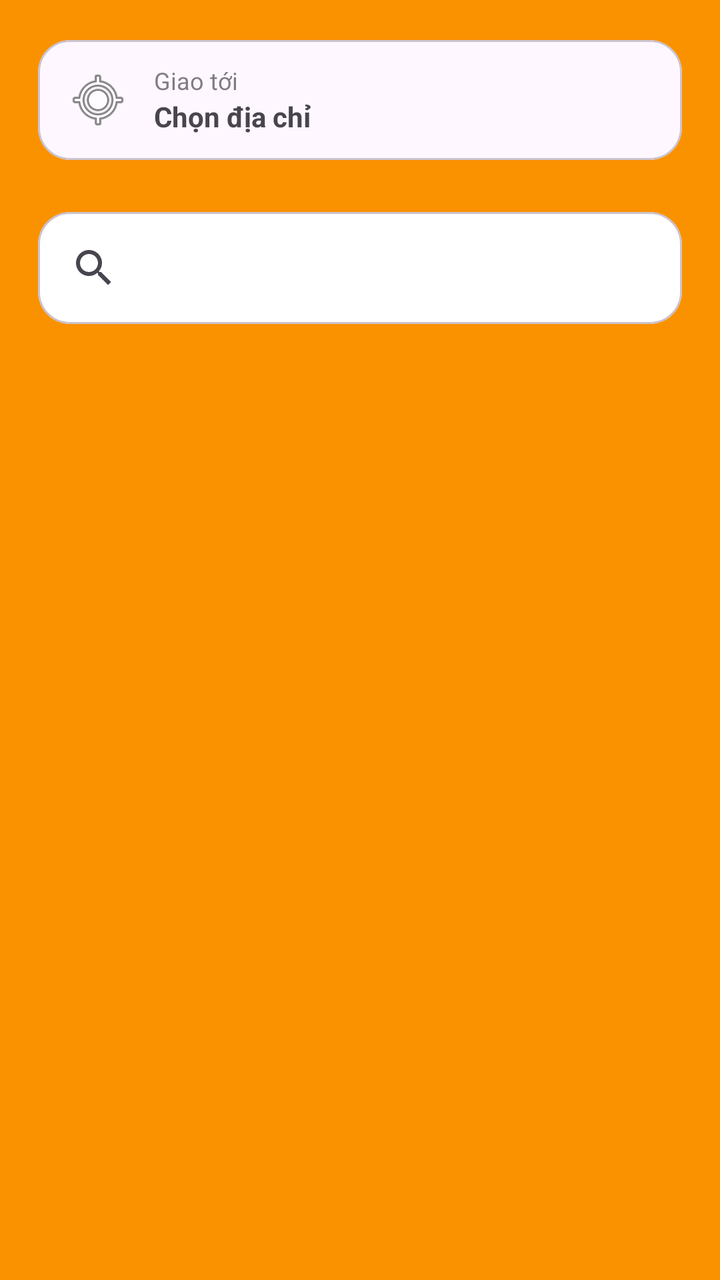
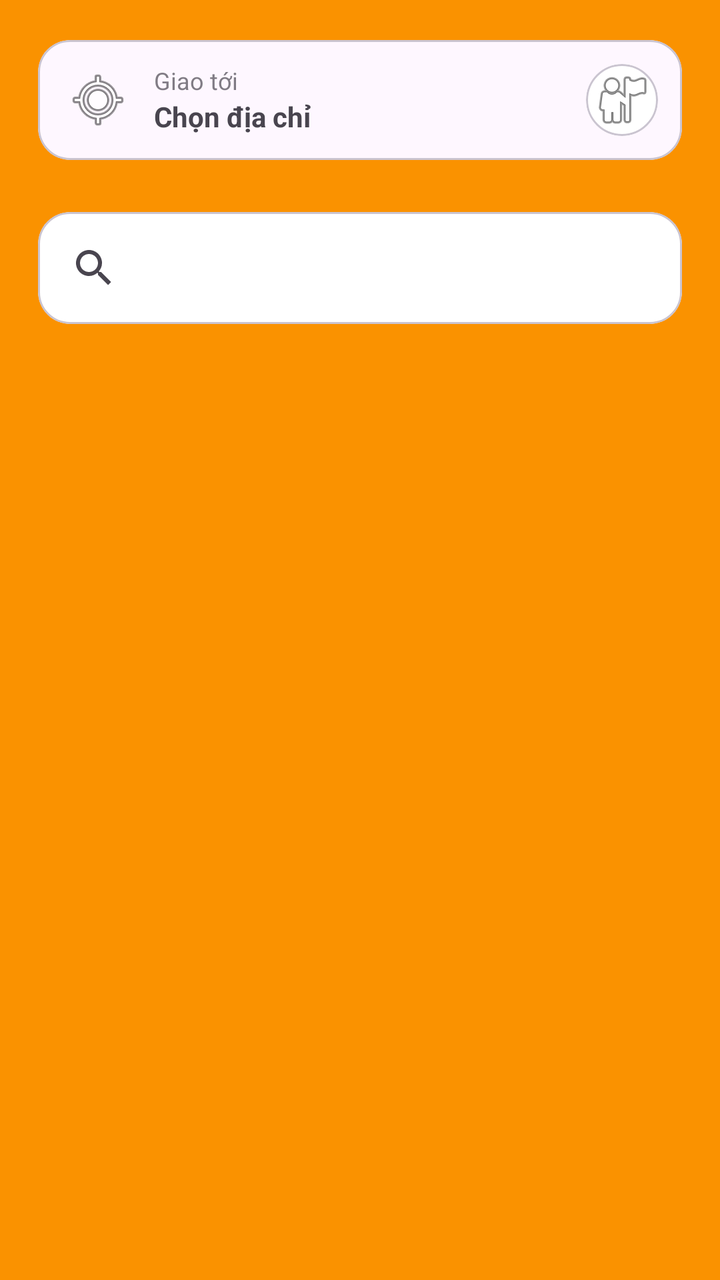

Compare the two renders of this Android layout. The source of the first and the diff that turns it into the second are given below.
<!-- AndroidManifest.xml: application theme Theme.Doanck -->
<!-- res/layout/fragment_home.xml -->
<?xml version="1.0" encoding="utf-8"?>
<androidx.constraintlayout.widget.ConstraintLayout
    xmlns:android="http://schemas.android.com/apk/res/android"
    xmlns:app="http://schemas.android.com/apk/res-auto"
    android:layout_width="match_parent"
    android:layout_height="match_parent"
    android:padding="12dp"
    android:background="#FA9200"
    android:fitsSystemWindows="true">

    <com.google.android.material.card.MaterialCardView
        android:id="@+id/cardAddress"
        android:layout_width="0dp"
        android:layout_height="wrap_content"
        app:cardCornerRadius="16dp"
        app:cardUseCompatPadding="true"
        app:layout_constraintTop_toTopOf="parent"
        app:layout_constraintStart_toStartOf="parent"
        app:layout_constraintEnd_toEndOf="parent">

        <androidx.constraintlayout.widget.ConstraintLayout
            android:layout_width="match_parent"
            android:layout_height="wrap_content"
            android:padding="12dp">

            <ImageButton
                android:id="@+id/btnLocate"
                android:layout_width="36dp"
                android:layout_height="36dp"
                android:background="?attr/selectableItemBackgroundBorderless"
                android:src="@android:drawable/ic_menu_mylocation"
                android:contentDescription="Locate"
                android:padding="6dp"
                app:layout_constraintStart_toStartOf="parent"
                app:layout_constraintTop_toTopOf="parent"
                app:layout_constraintBottom_toBottomOf="parent"/>

            <TextView
                android:id="@+id/tvDeliverLabel"
                android:layout_width="0dp"
                android:layout_height="wrap_content"
                android:text="Giao tới"
                android:textSize="12sp"
                android:alpha="0.7"
                android:layout_marginStart="10dp"
                app:layout_constraintStart_toEndOf="@id/btnLocate"
                app:layout_constraintTop_toTopOf="parent"
                app:layout_constraintEnd_toEndOf="parent"/>

            <TextView
                android:id="@+id/tvCurrentAddress"
                android:layout_width="0dp"
                android:layout_height="wrap_content"
                android:text="Chọn địa chỉ"
                android:textStyle="bold"
                android:maxLines="1"
                android:ellipsize="end"
                app:layout_constraintStart_toStartOf="@id/tvDeliverLabel"
                app:layout_constraintTop_toBottomOf="@id/tvDeliverLabel"
                app:layout_constraintEnd_toEndOf="parent"
                app:layout_constraintBottom_toBottomOf="parent"/>

        </androidx.constraintlayout.widget.ConstraintLayout>
    </com.google.android.material.card.MaterialCardView>

    
    <com.google.android.material.card.MaterialCardView
        android:id="@+id/cardSearch"
        android:layout_width="0dp"
        android:layout_height="wrap_content"
        app:cardCornerRadius="16dp"
        app:cardUseCompatPadding="true"
        app:cardBackgroundColor="@android:color/white"
        app:layout_constraintTop_toBottomOf="@id/cardAddress"
        app:layout_constraintStart_toStartOf="parent"
        app:layout_constraintEnd_toEndOf="parent"
        android:layout_marginTop="10dp">

        <androidx.appcompat.widget.SearchView
            android:id="@+id/svFood"
            android:layout_width="match_parent"
            android:layout_height="wrap_content"
            android:queryHint="Nay bạn muốn ăn gì?"
            android:iconifiedByDefault="false"
            android:background="@android:color/transparent"
            android:padding="4dp"/>
    </com.google.android.material.card.MaterialCardView>

    
    <androidx.recyclerview.widget.RecyclerView
        android:id="@+id/rvSuggest"
        android:layout_width="0dp"
        android:layout_height="wrap_content"
        android:visibility="gone"
        app:layoutManager="androidx.recyclerview.widget.LinearLayoutManager"
        app:layout_constraintTop_toBottomOf="@id/cardSearch"
        app:layout_constraintStart_toStartOf="parent"
        app:layout_constraintEnd_toEndOf="parent"
        android:layout_marginTop="6dp"/>

    
    <androidx.recyclerview.widget.RecyclerView
        android:id="@+id/rvShops"
        android:layout_width="0dp"
        android:layout_height="0dp"
        app:layoutManager="androidx.recyclerview.widget.GridLayoutManager"
        app:spanCount="2"
        app:layout_constraintTop_toBottomOf="@id/rvSuggest"
        app:layout_constraintBottom_toBottomOf="parent"
        app:layout_constraintStart_toStartOf="parent"
        app:layout_constraintEnd_toEndOf="parent"
        android:layout_marginTop="8dp"/>

</androidx.constraintlayout.widget.ConstraintLayout>
<!-- resources referenced by this layout -->
<resources>
  <style name="Theme.Doanck" parent="Base.Theme.Doanck" />
  <style name="Base.Theme.Doanck" parent="Theme.Material3.DayNight.NoActionBar">
          
          
      </style>
</resources>

<!-- the commit's change to res/layout/fragment_home.xml (unified diff, before → after) -->
@@ -35,6 +35,29 @@
                 app:layout_constraintTop_toTopOf="parent"
                 app:layout_constraintBottom_toBottomOf="parent"/>
 
+            
+            <com.google.android.material.card.MaterialCardView
+                android:id="@+id/cardProfile"
+                android:layout_width="36dp"
+                android:layout_height="36dp"
+                app:cardCornerRadius="18dp"
+                app:cardElevation="0dp"
+                app:cardUseCompatPadding="false"
+                app:cardBackgroundColor="@android:color/white"
+                app:layout_constraintEnd_toEndOf="parent"
+                app:layout_constraintTop_toTopOf="parent"
+                app:layout_constraintBottom_toBottomOf="parent">
+
+                <ImageButton
+                    android:id="@+id/ibProfile"
+                    android:layout_width="match_parent"
+                    android:layout_height="match_parent"
+                    android:background="@android:color/transparent"
+                    android:src="@android:drawable/ic_menu_myplaces"
+                    android:contentDescription="Profile"
+                    android:padding="6dp"/>
+            </com.google.android.material.card.MaterialCardView>
+
             <TextView
                 android:id="@+id/tvDeliverLabel"
                 android:layout_width="0dp"
@@ -43,9 +66,10 @@
                 android:textSize="12sp"
                 android:alpha="0.7"
                 android:layout_marginStart="10dp"
+                android:layout_marginEnd="10dp"
                 app:layout_constraintStart_toEndOf="@id/btnLocate"
                 app:layout_constraintTop_toTopOf="parent"
-                app:layout_constraintEnd_toEndOf="parent"/>
+                app:layout_constraintEnd_toStartOf="@id/cardProfile"/>
 
             <TextView
                 android:id="@+id/tvCurrentAddress"
@@ -55,9 +79,10 @@
                 android:textStyle="bold"
                 android:maxLines="1"
                 android:ellipsize="end"
+                android:layout_marginEnd="10dp"
                 app:layout_constraintStart_toStartOf="@id/tvDeliverLabel"
                 app:layout_constraintTop_toBottomOf="@id/tvDeliverLabel"
-                app:layout_constraintEnd_toEndOf="parent"
+                app:layout_constraintEnd_toStartOf="@id/cardProfile"
                 app:layout_constraintBottom_toBottomOf="parent"/>
 
         </androidx.constraintlayout.widget.ConstraintLayout>
